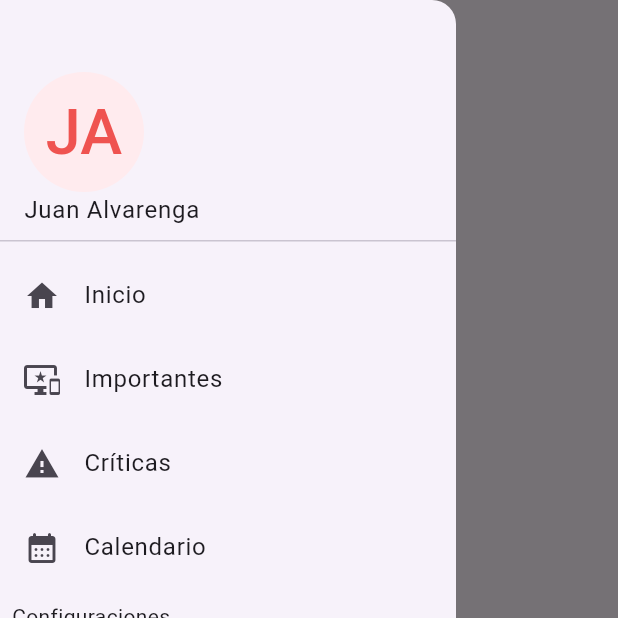
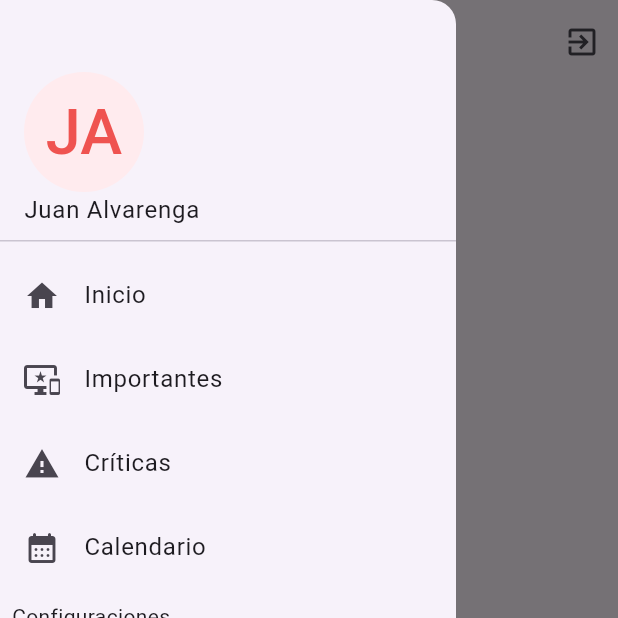
Before and after one commit to jalvarenga-unah/IS513-III-PAC-2025, a Flutter app: the HomePage screen opened by its route, with the side drawer open, on a phone screen of 412 x 824 dp, the top half of it. Run offline on Flutter 3.47's test engine with Material 3 defaults, Android fonts, the phone set to English and light mode, and no system bars; our stand-ins replace cloud_firestore, firebase_auth, firebase_core, go_router, google_sign_in; accounts and stored records are empty.

```diff
--- a/intro-flutter/todo_app/lib/src/views/admin_todo_page.dart
+++ b/intro-flutter/todo_app/lib/src/views/admin_todo_page.dart
@@ -1,3 +1,4 @@
+import 'package:firebase_auth/firebase_auth.dart';
 import 'package:flutter/material.dart';
 import 'package:go_router/go_router.dart';
 import 'package:todo_app/api/todos.dart';
@@ -94,6 +95,7 @@ class AdminTodoPage extends StatelessWidget {
             'title': titleController.text,
             'description': descriptionController.text,
             'completed': false,
+            'user': FirebaseAuth.instance.currentUser?.uid,
           };
 
           if (todoId == null) {
--- a/intro-flutter/todo_app/lib/src/views/home_page.dart
+++ b/intro-flutter/todo_app/lib/src/views/home_page.dart
@@ -1,4 +1,5 @@
 import 'package:cloud_firestore/cloud_firestore.dart';
+import 'package:firebase_auth/firebase_auth.dart';
 import 'package:firebase_core/firebase_core.dart';
 import 'package:flutter/material.dart';
 import 'package:go_router/go_router.dart';
@@ -26,10 +27,20 @@ class HomePage extends StatelessWidget {
                   CircleAvatar(
                     backgroundColor: Colors.red[50],
                     radius: 40,
-                    child: Text(
-                      'JA',
-                      style: TextStyle(fontSize: 42, color: Colors.red[400]),
-                    ),
+                    child: FirebaseAuth.instance.currentUser?.photoURL == null
+                        ? Text(
+                            'JA',
+                            style: TextStyle(
+                              fontSize: 42,
+                              color: Colors.red[400],
+                            ),
+                          )
+                        : ClipRRect(
+                            borderRadius: BorderRadius.circular(50),
+                            child: Image.network(
+                              FirebaseAuth.instance.currentUser!.photoURL!,
+                            ),
+                          ),
                   ),
                   Text('Juan Alvarenga'),
                 ],
@@ -64,7 +75,21 @@ class HomePage extends StatelessWidget {
           ],
         ),
       ),
-      appBar: AppBar(title: const Text('TODO-App')),
+      appBar: AppBar(
+        title: const Text('TODO-App'),
+        actions: [
+          IconButton(
+            onPressed: () async {
+              await FirebaseAuth.instance.signOut(); // cierra la sesión
+
+              if (!context.mounted) return;
+
+              context.replace('/login');
+            },
+            icon: Icon(Icons.exit_to_app),
+          ),
+        ],
+      ),
       body: StreamBuilder(
         stream: todoProvider.getAllTodosStream(),
         builder: (context, snapshot) {
```
Also changed, not shown: intro-flutter/todo_app/lib/src/providers/todo_provider.dart (+7 -1 lines), intro-flutter/todo_app/lib/src/views/login_page.dart (+10 -6 lines), 2 other files.
